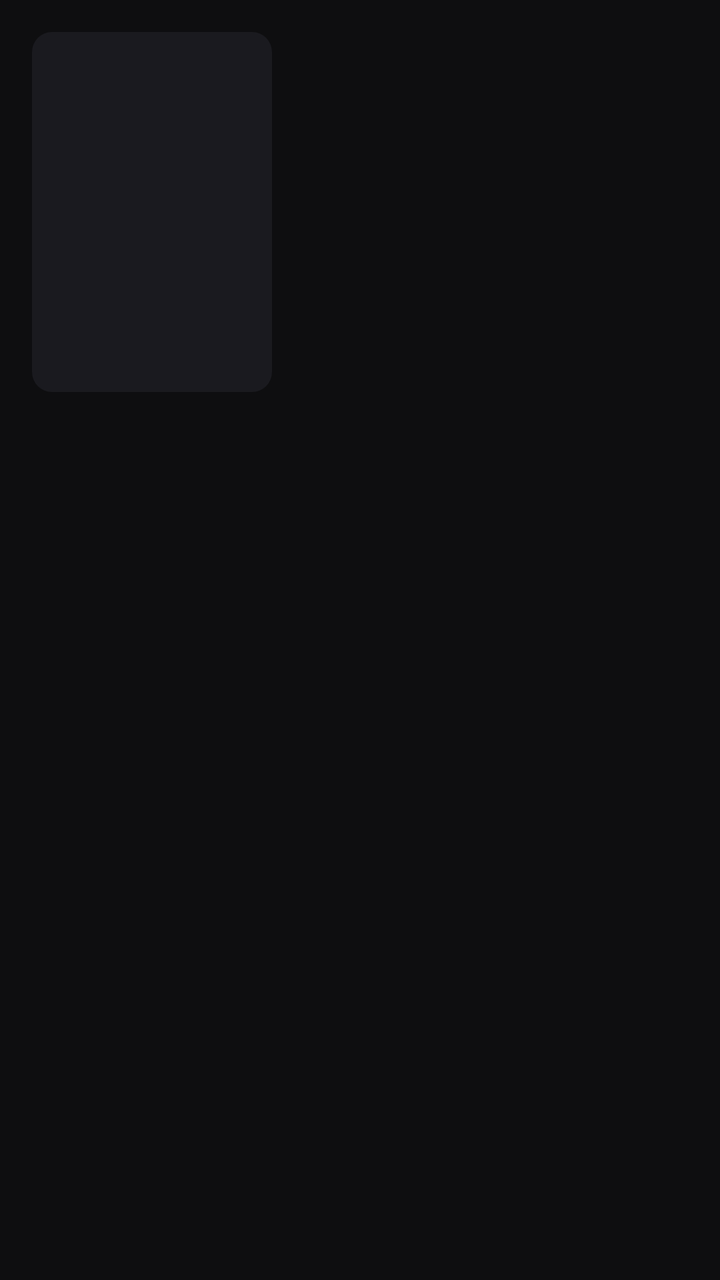
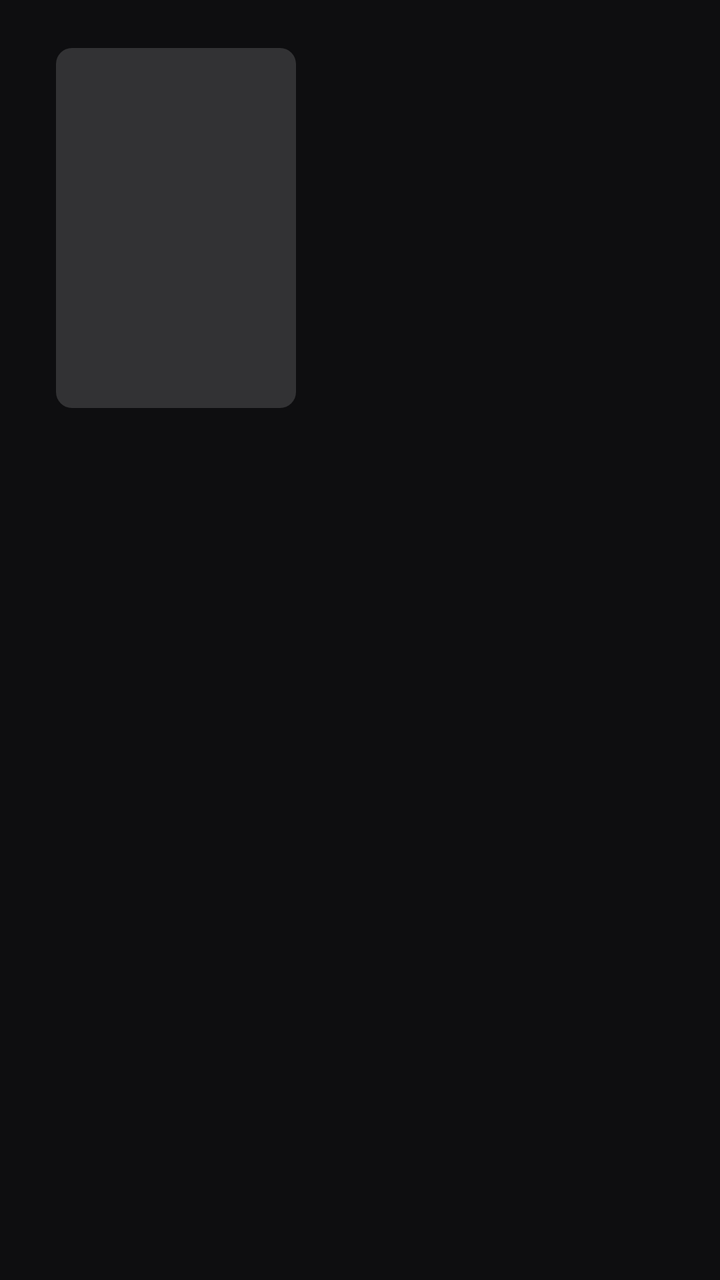

Compare the two renders of this Android layout. The source of the first and the diff that turns it into the second are given below.
<!-- AndroidManifest.xml: application theme Theme.Zap -->
<!-- res/layout/activity_detail.xml -->
<?xml version="1.0" encoding="utf-8"?>
<LinearLayout xmlns:android="http://schemas.android.com/apk/res/android"
    android:layout_width="match_parent"
    android:layout_height="match_parent"
    android:background="@color/bg"
    android:fitsSystemWindows="true"
    android:orientation="vertical"
    android:paddingStart="16dp"
    android:paddingTop="16dp"
    android:paddingEnd="16dp">

    <LinearLayout
        android:layout_width="match_parent"
        android:layout_height="wrap_content"
        android:orientation="horizontal">

        <ImageView
            android:id="@+id/poster"
            android:layout_width="120dp"
            android:layout_height="180dp"
            android:background="@drawable/bg_logo"
            android:importantForAccessibility="no"
            android:scaleType="centerCrop" />

        <LinearLayout
            android:layout_width="0dp"
            android:layout_height="wrap_content"
            android:layout_marginStart="16dp"
            android:layout_weight="1"
            android:orientation="vertical">

            <TextView
                android:id="@+id/title"
                android:layout_width="match_parent"
                android:layout_height="wrap_content"
                android:ellipsize="end"
                android:maxLines="2"
                android:textColor="@color/text"
                android:textSize="22sp"
                android:textStyle="bold" />

            <TextView
                android:id="@+id/meta"
                android:layout_width="match_parent"
                android:layout_height="wrap_content"
                android:layout_marginTop="4dp"
                android:textColor="@color/muted"
                android:textSize="14sp" />

            <TextView
                android:id="@+id/plot"
                android:layout_width="match_parent"
                android:layout_height="wrap_content"
                android:layout_marginTop="8dp"
                android:ellipsize="end"
                android:maxLines="5"
                android:textColor="@color/muted"
                android:textSize="14sp" />

            <LinearLayout
                android:id="@+id/sources"
                android:layout_width="match_parent"
                android:layout_height="wrap_content"
                android:layout_marginTop="12dp"
                android:orientation="vertical" />
        </LinearLayout>
    </LinearLayout>

    <androidx.recyclerview.widget.RecyclerView
        android:id="@+id/seasons"
        android:layout_width="match_parent"
        android:layout_height="wrap_content"
        android:layout_marginTop="16dp"
        android:clipToPadding="false"
        android:visibility="gone" />

    <FrameLayout
        android:layout_width="match_parent"
        android:layout_height="0dp"
        android:layout_marginTop="8dp"
        android:layout_weight="1">

        <androidx.recyclerview.widget.RecyclerView
            android:id="@+id/episodes"
            android:layout_width="match_parent"
            android:layout_height="match_parent"
            android:clipToPadding="false"
            android:paddingBottom="16dp"
            android:visibility="gone" />

        <ProgressBar
            android:id="@+id/progress"
            android:layout_width="36dp"
            android:layout_height="36dp"
            android:layout_gravity="center"
            android:indeterminateTint="@color/accent"
            android:visibility="gone" />

        <TextView
            android:id="@+id/msg"
            android:layout_width="wrap_content"
            android:layout_height="wrap_content"
            android:layout_gravity="center"
            android:textColor="@color/muted"
            android:visibility="gone" />
    </FrameLayout>
</LinearLayout>
<!-- resources referenced by this layout -->
<resources>
  <color name="accent">#FF5A4E</color>
  <color name="bg">#0E0E10</color>
  <color name="muted">#8A8A94</color>
  <color name="text">#F2F2F4</color>
  <!-- drawable bg_logo (drawable) -->
  <?xml version="1.0" encoding="utf-8"?>
  <shape xmlns:android="http://schemas.android.com/apk/res/android">
      <solid android:color="@color/surface" />
      <corners android:radius="10dp" />
  </shape>
  <style name="Theme.Zap" parent="Theme.Material3.Dark.NoActionBar">
          <item name="colorPrimary">@color/accent</item>
          <item name="colorOnPrimary">@color/bg</item>
          <item name="colorSurface">@color/surface</item>
          <item name="android:windowBackground">@color/bg</item>
          <item name="android:statusBarColor">@color/bg</item>
          <item name="android:navigationBarColor">@color/bg</item>
          <item name="colorControlHighlight">#66FF5A4E</item>
          <item name="materialAlertDialogTheme">@style/ThemeOverlay.Zap.Dialog</item>
      </style>
  <color name="surface">#1A1A1F</color>
  <style name="ThemeOverlay.Zap.Dialog" parent="ThemeOverlay.Material3.MaterialAlertDialog">
          <item name="colorControlHighlight">#66FF5A4E</item>
          <item name="buttonBarPositiveButtonStyle">@style/Zap.DialogButton</item>
          <item name="buttonBarNegativeButtonStyle">@style/Zap.DialogButton</item>
          <item name="buttonBarNeutralButtonStyle">@style/Zap.DialogButton</item>
      </style>
  <style name="Zap.DialogButton" parent="Widget.Material3.Button.TextButton.Dialog">
          <item name="android:background">@drawable/bg_dialog_btn</item>
          <item name="backgroundTint">@null</item>
          <item name="android:textColor">@drawable/dialog_btn_text</item>
          <item name="rippleColor">@android:color/transparent</item>
          <item name="android:paddingStart">18dp</item>
          <item name="android:paddingEnd">18dp</item>
      </style>
  <!-- drawable bg_dialog_btn (drawable) -->
  <?xml version="1.0" encoding="utf-8"?>
  <selector xmlns:android="http://schemas.android.com/apk/res/android">
      <item android:state_focused="true">
          <shape><solid android:color="@color/accent" /><corners android:radius="20dp" /></shape>
      </item>
      <item android:state_pressed="true">
          <shape><solid android:color="@color/surface_hi" /><corners android:radius="20dp" /></shape>
      </item>
      <item>
          <shape><solid android:color="@android:color/transparent" /><corners android:radius="20dp" /></shape>
      </item>
  </selector>
  <!-- drawable dialog_btn_text (drawable) -->
  <?xml version="1.0" encoding="utf-8"?>
  <selector xmlns:android="http://schemas.android.com/apk/res/android">
      <item android:color="@color/bg" android:state_focused="true" />
      <item android:color="@color/accent" />
  </selector>
  <color name="surface_hi">#2A2A32</color>
</resources>

<!-- the commit's change to res/layout/activity_detail.xml (unified diff, before → after) -->
@@ -5,9 +5,9 @@
     android:background="@color/bg"
     android:fitsSystemWindows="true"
     android:orientation="vertical"
-    android:paddingStart="16dp"
-    android:paddingTop="16dp"
-    android:paddingEnd="16dp">
+    android:paddingStart="28dp"
+    android:paddingTop="24dp"
+    android:paddingEnd="28dp">
 
     <LinearLayout
         android:layout_width="match_parent"
@@ -35,8 +35,8 @@
                 android:layout_height="wrap_content"
                 android:ellipsize="end"
                 android:maxLines="2"
-                android:textColor="@color/text"
-                android:textSize="22sp"
+                android:textColor="#FFFFFF"
+                android:textSize="28sp"
                 android:textStyle="bold" />
 
             <TextView
@@ -44,7 +44,7 @@
                 android:layout_width="match_parent"
                 android:layout_height="wrap_content"
                 android:layout_marginTop="4dp"
-                android:textColor="@color/muted"
+                android:textColor="#D9FFFFFF"
                 android:textSize="14sp" />
 
             <TextView
@@ -54,7 +54,7 @@
                 android:layout_marginTop="8dp"
                 android:ellipsize="end"
                 android:maxLines="5"
-                android:textColor="@color/muted"
+                android:textColor="#D9FFFFFF"
                 android:textSize="14sp" />
 
             <LinearLayout
<!-- resource entries referenced after the edit -->
@@ -3,12 +3,11 @@
   <color name="accent">#FF5A4E</color>
   <color name="bg">#0E0E10</color>
   <color name="muted">#8A8A94</color>
-  <color name="text">#F2F2F4</color>
   <!-- drawable bg_logo (drawable) -->
   <?xml version="1.0" encoding="utf-8"?>
   <shape xmlns:android="http://schemas.android.com/apk/res/android">
-      <solid android:color="@color/surface" />
-      <corners android:radius="10dp" />
+      <solid android:color="#26FFFFFF" />
+      <corners android:radius="8dp" />
   </shape>
   <style name="Theme.Zap" parent="Theme.Material3.Dark.NoActionBar">
           <item name="colorPrimary">@color/accent</item>
